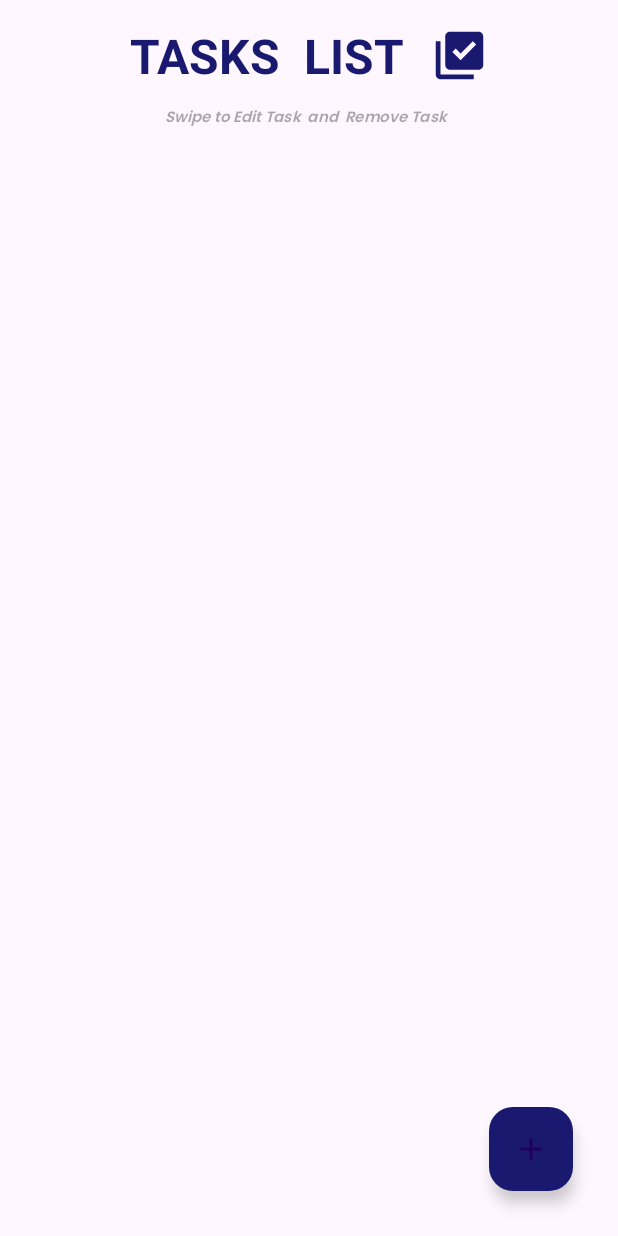
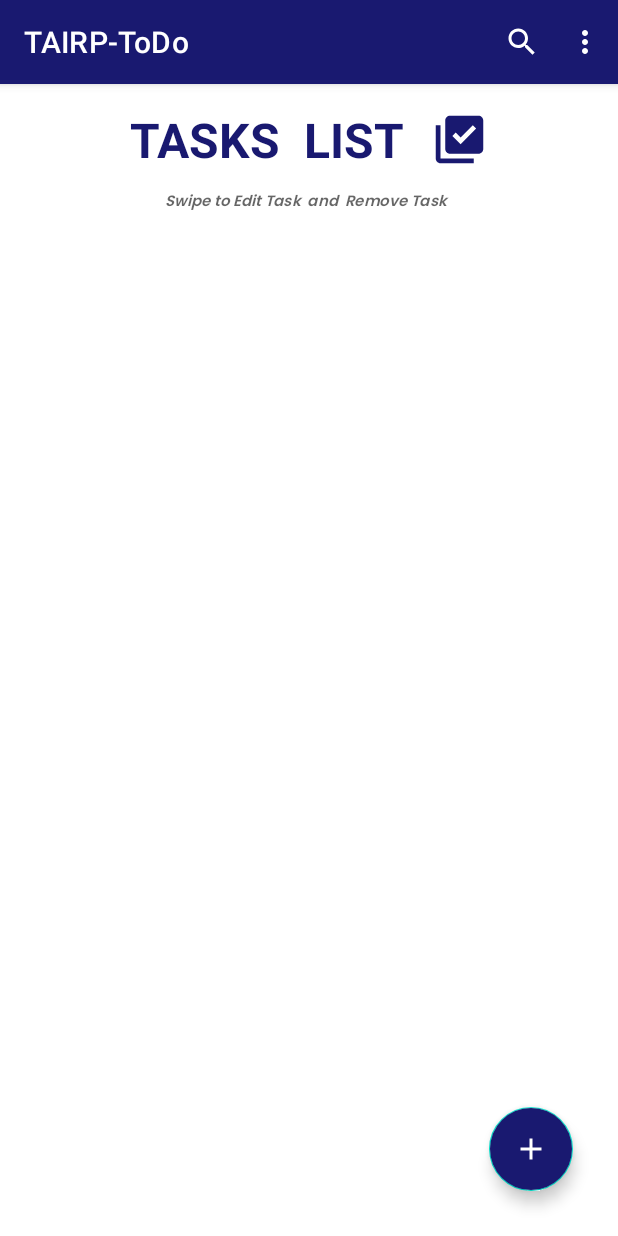
Before and after one commit to sreeginy/TAIRP-ToDo, an Android app: the screen it shows after launch (MainActivity), on a phone screen of 412 x 824 dp. Run offline under Robolectric (Android 15) with nearby library versions, the phone set to English and light mode, and no system bars; libraries missing offline, so code that uses them is left out: it.xabaras.android; Roboto replaces fonts that are not available here.

Commit message:
create RecyclerViewTouchHelper, changes colors, theme

```diff
--- a/app/src/main/java/com/sreeginy/tairp_todo/Adapter/ToDoAdapter.java
+++ b/app/src/main/java/com/sreeginy/tairp_todo/Adapter/ToDoAdapter.java
@@ -16,7 +16,7 @@ import com.sreeginy.tairp_todo.DatabaseHelper;
 import com.sreeginy.tairp_todo.MainActivity;
 import com.sreeginy.tairp_todo.Model.ToDo;
 import com.sreeginy.tairp_todo.R;
-import com.sreeginy.tairp_todo.Utils.DatabaseHelper;
+
 
 import java.util.List;
 
--- a/app/src/main/java/com/sreeginy/tairp_todo/AddNewTask.java
+++ b/app/src/main/java/com/sreeginy/tairp_todo/AddNewTask.java
@@ -32,7 +32,7 @@ public class AddNewTask extends BottomSheetDialogFragment {
     @Nullable
     @Override
     public View onCreateView(@NonNull LayoutInflater inflater, @Nullable ViewGroup container, @Nullable Bundle savedInstanceState) {
-        View v = inflater.inflate(R.layout.add_newtask, container, false);
+        View v = inflater.inflate(R.layout.activity_add_new_task, container, false);
         return v;
     }
     @Override
--- a/app/src/main/java/com/sreeginy/tairp_todo/DatabaseHelper.java
+++ b/app/src/main/java/com/sreeginy/tairp_todo/DatabaseHelper.java
@@ -1,4 +1,5 @@
 package com.sreeginy.tairp_todo;
+
 import android.content.ContentValues;
 import android.content.Context;
 import android.database.Cursor;
@@ -8,7 +9,6 @@ import android.database.sqlite.SQLiteOpenHelper;
 import androidx.annotation.Nullable;
 
 import com.sreeginy.tairp_todo.Model.ToDo;
-import com.sreeginy.todolist.Model.ToDo;
 
 import java.util.ArrayList;
 import java.util.List;
--- a/app/src/main/java/com/sreeginy/tairp_todo/MainActivity.java
+++ b/app/src/main/java/com/sreeginy/tairp_todo/MainActivity.java
@@ -1,14 +1,150 @@
 package com.sreeginy.tairp_todo;
 
+import androidx.annotation.NonNull;
 import androidx.appcompat.app.AppCompatActivity;
+import androidx.appcompat.widget.SearchView;
+import androidx.appcompat.widget.TooltipCompat;
+import androidx.recyclerview.widget.ItemTouchHelper;
+import androidx.recyclerview.widget.LinearLayoutManager;
+import androidx.recyclerview.widget.RecyclerView;
+import androidx.swiperefreshlayout.widget.SwipeRefreshLayout;
 
+import android.app.AlertDialog;
+import android.content.DialogInterface;
+import android.database.Cursor;
+import android.database.sqlite.SQLiteDatabase;
 import android.os.Bundle;
+import android.view.Menu;
+import android.view.MenuItem;
+import android.view.View;
+import android.widget.Button;
 
-public class MainActivity extends AppCompatActivity {
+import com.google.android.material.floatingactionbutton.FloatingActionButton;
+import com.sreeginy.tairp_todo.Adapter.ToDoAdapter;
+import com.sreeginy.tairp_todo.Model.ToDo;
+
+import java.util.ArrayList;
+import java.util.Collections;
+import java.util.List;
+
+public class MainActivity extends AppCompatActivity implements OnDialogCloseListener {
+
+    private RecyclerView recyclerView;
+    private FloatingActionButton fab;
+    private DatabaseHelper myDB;
+    private List<ToDo> mList;
+    private ToDoAdapter adapter;
+    private SwipeRefreshLayout swipeRefreshLayout;
 
     @Override
     protected void onCreate(Bundle savedInstanceState) {
         super.onCreate(savedInstanceState);
         setContentView(R.layout.activity_main);
+
+        recyclerView = findViewById(R.id.recyclerView);
+        fab = findViewById(R.id.add);
+        swipeRefreshLayout = findViewById(R.id.swiperefresh);
+        myDB = new DatabaseHelper(MainActivity.this);
+        mList = new ArrayList<>();
+        adapter = new ToDoAdapter(myDB, MainActivity.this);
+
+        recyclerView.setHasFixedSize(true);
+        recyclerView.setLayoutManager(new LinearLayoutManager(this));
+        recyclerView.setAdapter(adapter);
+
+        fab.setOnClickListener(new View.OnClickListener() {
+            @Override
+            public void onClick(View v) {
+                AddNewTask.newInstance().show(getSupportFragmentManager(), AddNewTask.TAG);
+            }
+        });
+
+        ItemTouchHelper itemTouchHelper = new ItemTouchHelper(new RecyclerViewTouchHelper(adapter));
+        itemTouchHelper.attachToRecyclerView(recyclerView);
+
+        swipeRefreshLayout.setOnRefreshListener(new SwipeRefreshLayout.OnRefreshListener() {
+            @Override
+            public void onRefresh() {
+                storeDataInArrays();
+                swipeRefreshLayout.setRefreshing(false);
+            }
+        });
+
+        storeDataInArrays();
+    }
+
+    void storeDataInArrays() {
+        mList.clear();
+        mList = myDB.getAllTasks();
+        Collections.reverse(mList);
+        adapter.setTasks(mList);
+        adapter.notifyDataSetChanged();
+    }
+
+
+    public void showDataInArrays(String task) {
+        Cursor cursor = myDB.getDataByName(task);
+        List<ToDo> taskList = new ArrayList<>();
+
+        if (cursor != null && cursor.moveToFirst()) {
+            int taskColumnIndex = cursor.getColumnIndex(DatabaseHelper.COLUMN_TASK);
+            int statusColumnIndex = cursor.getColumnIndex(DatabaseHelper.COLUMN_STATUS);
+
+            do {
+                if (taskColumnIndex != -1 && statusColumnIndex != -1) {
+                    ToDo toDoList = new ToDo();
+                    toDoList.setTask(cursor.getString(taskColumnIndex));
+                    toDoList.setStatus(cursor.getInt(statusColumnIndex));
+                    taskList.add(toDoList);
+                }
+            } while (cursor.moveToNext());
+        }
+
+        if (cursor != null) {
+            cursor.close();
+        }
+
+        Collections.reverse(taskList);
+        adapter.setTasks(taskList);
+        adapter.notifyDataSetChanged();
+    }
+
+    @Override
+    public boolean onCreateOptionsMenu(Menu menu) {
+        getMenuInflater().inflate(R.menu.top_menu, menu);
+        MenuItem menuItem = menu.findItem(R.id.action_search);
+        SearchView searchView = (SearchView) menuItem.getActionView();
+        searchView.setMaxWidth(Integer.MAX_VALUE);
+
+        searchView.setOnQueryTextListener(new SearchView.OnQueryTextListener() {
+            @Override
+            public boolean onQueryTextSubmit(String query) {
+                showDataInArrays(query);
+                return false;
+            }
+
+            @Override
+            public boolean onQueryTextChange(String newText) {
+
+                return false;
+            }
+        });
+
+        MenuItem refreshItem = menu.findItem(R.id.menu_refresh);
+        refreshItem.setOnMenuItemClickListener(new MenuItem.OnMenuItemClickListener() {
+            @Override
+            public boolean onMenuItemClick(MenuItem item) {
+                storeDataInArrays();
+                return true;
+            }
+        });
+
+        return super.onCreateOptionsMenu(menu);
+    }
+
+
+    @Override
+    public void onDialogClose(DialogInterface dialogInterface) {
+        storeDataInArrays();
     }
 }
--- /dev/null
+++ b/app/src/main/res/menu/top_menu.xml
@@ -0,0 +1,20 @@
+<?xml version="1.0" encoding="utf-8"?>
+<menu xmlns:android="http://schemas.android.com/apk/res/android"
+    xmlns:app="http://schemas.android.com/apk/res-auto"
+    >
+
+    <item
+        android:id="@+id/action_search"
+        android:icon="@drawable/search_24"
+        android:title="Search"
+        app:showAsAction="ifRoom|collapseActionView"
+        app:actionViewClass="androidx.appcompat.widget.SearchView" />
+
+
+    <item
+        android:id="@+id/menu_refresh"
+        app:showAsAction="never"
+        android:title="Refresh"
+        android:fontFamily="@font/poppins_semibold"/>
+
+</menu>
--- a/app/src/main/res/values/themes.xml
+++ b/app/src/main/res/values/themes.xml
@@ -1,9 +1,21 @@
 <resources xmlns:tools="http://schemas.android.com/tools">
     <!-- Base application theme. -->
-    <style name="Base.Theme.TAIRPToDo" parent="Theme.Material3.DayNight.NoActionBar">
+    <style name="Base.Theme.TAIRPToDo" parent="Theme.MaterialComponents.DayNight.DarkActionBar">
         <!-- Customize your light theme here. -->
         <!-- <item name="colorPrimary">@color/my_light_primary</item> -->
+
+        <!-- Primary brand color. -->
+        <item name="colorPrimary">@color/midnightblue</item>
+        <item name="colorPrimaryVariant">@color/darkblue</item>
+        <item name="colorOnPrimary">@color/white</item>
+        <!-- Secondary brand color. -->
+
+        <item name="colorOnSecondary">@color/black</item>
+        <!-- Status bar color. -->
+        <item name="android:statusBarColor">@color/gray</item>
     </style>
 
     <style name="Theme.TAIRPToDo" parent="Base.Theme.TAIRPToDo" />
+    <style name="SplashScreen" parent="Theme.AppCompat.Light.NoActionBar">
+    </style>
 </resources>
```
Also changed, not shown: app/src/main/AndroidManifest.xml (+8 -5 lines), app/src/main/java/com/sreeginy/tairp_todo/RecyclerViewTouchHelper.java (added, +73 -0 lines).
